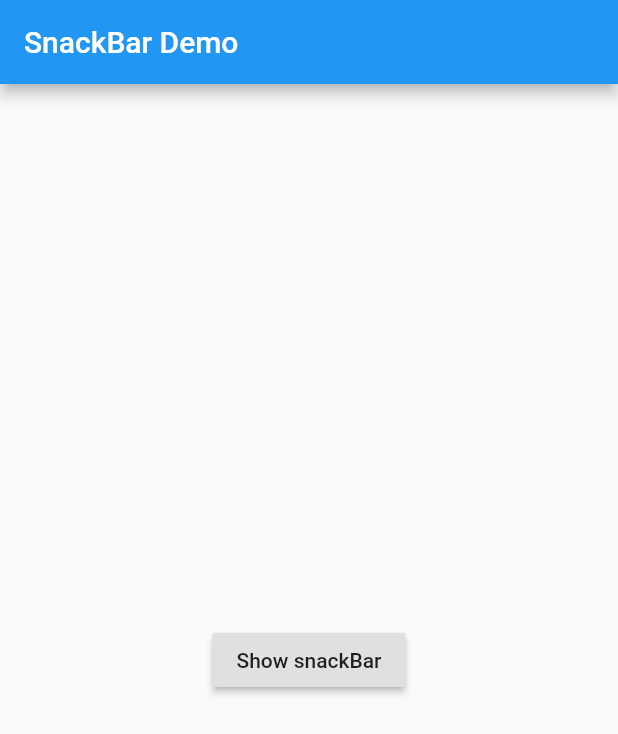
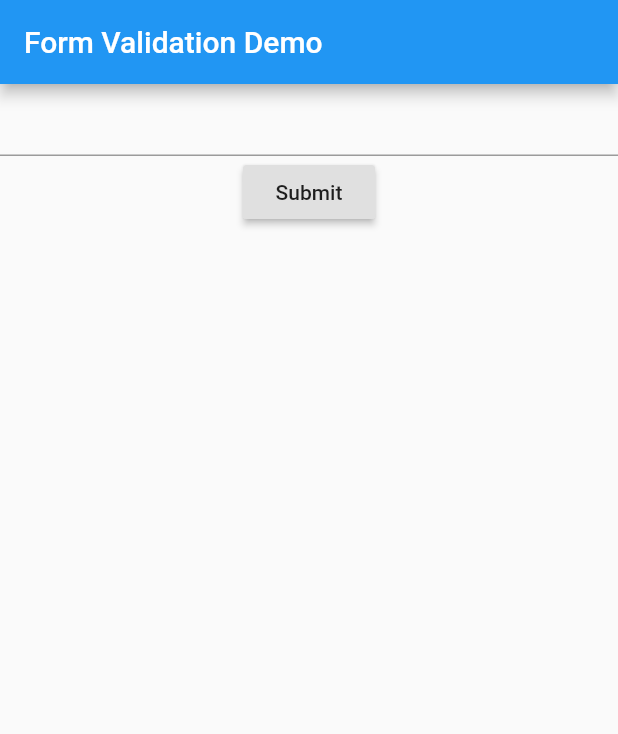
Before and after one commit to pjh4543/flutter_playground, a Flutter app: the screen it shows after launch, on a phone screen of 412 x 824 dp. Shown: the top 734 px of the screen. Run offline on Flutter 3.47's test engine with Material 2 defaults, Android fonts, the phone set to English and light mode, and no system bars.

Commit message:
Form validator

```diff
--- a/lib/main.dart
+++ b/lib/main.dart
@@ -1,42 +1,60 @@
 import 'package:flutter/cupertino.dart';
 import 'package:flutter/material.dart';
 
-void main() => runApp(SnackBarDemo());
+void main() => runApp(MyApp());
 
-class SnackBarDemo extends StatelessWidget {
+class MyApp extends StatelessWidget {
   @override
   Widget build(BuildContext context) {
+    final appTitle = 'Form Validation Demo';
+
     return MaterialApp(
-      title: 'SnackBar Demo',
+      title: appTitle,
       home: Scaffold(
           appBar: AppBar(
-          title: Text('SnackBar Demo'),
+            title: Text(appTitle),
           ),
-        body: SnackBarPage(), //snackBar 를 쓰기위해 곧바로 body 에statelessWidge
-      ),
+          body: MyCustomForm()),
     );
   }
 }
 
-class SnackBarPage extends StatelessWidget {
+class MyCustomForm extends StatefulWidget {
+  @override
+  MyCustomFormState createState() {
+    return MyCustomFormState();
+  }
+}
+
+class MyCustomFormState extends State<MyCustomForm> {
+  //unique , form widget을 unique 하게 식별
+  final _formKey = GlobalKey<FormState>();
+
   @override
   Widget build(BuildContext context) {
-    return Center(
-        child: RaisedButton(
-      onPressed: () {
-        final snackBar = SnackBar(
-          content: Text('Yay! A SnackBar'),
-          action: SnackBarAction(
-            label: 'Undo',
-            onPressed: () {
-              // somde code
+    return Form(
+        key: _formKey,
+        child: Column(
+          children: <Widget>[
+            TextFormField(
+              validator: (value) {
+                if (value.isEmpty) {
+                  return 'Please enter';
+                }
+                return null;
               },
             ),
-        );
-        //화면에 보여주는 거 of
-        Scaffold.of(context).showSnackBar(snackBar);
+            RaisedButton(
+              onPressed: () {
+                // 신기함
+                if (_formKey.currentState.validate()) {
+                  Scaffold.of(context)
+                      .showSnackBar(SnackBar(content: Text('Processing Data')));
+                }
               },
-      child: Text('Show snackBar'),
+              child: Text('Submit'),
+            )
+          ],
         ));
   }
 }
```
Also changed, not shown: 1 other file. Lines whose indentation alone changed are shown as unchanged.
